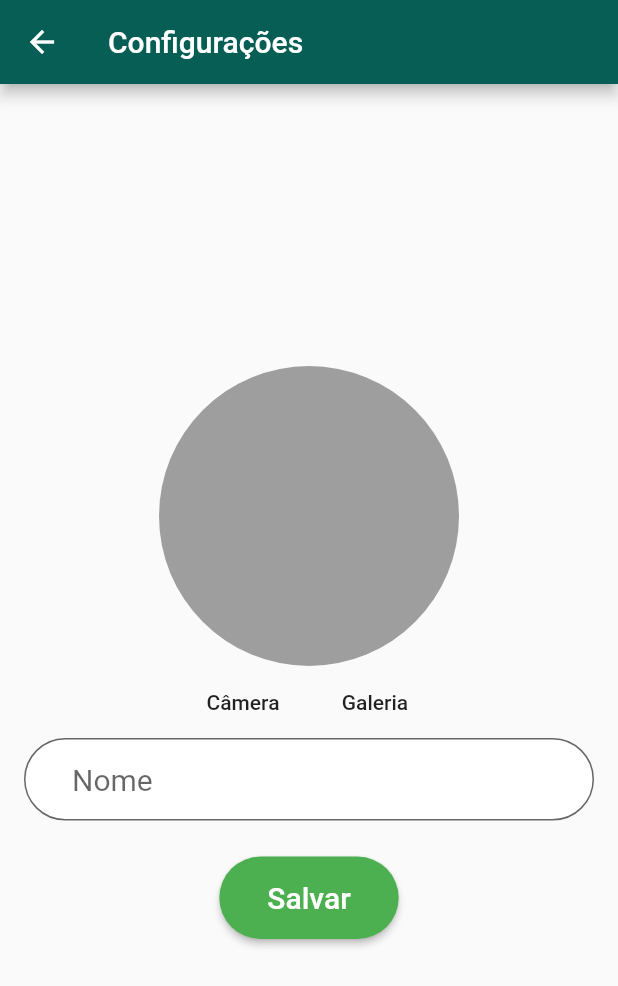
After one commit to rhaymisonbetini/flutter_whatsapp_clone, a Flutter app: the Configurations screen opened by its route, after a tap on "Câmera", on a phone screen of 412 x 824 dp. The commit adds this screen. Shown: the top 986 px of the screen. Run offline on Flutter 3.47's test engine with Material 2 defaults, Android fonts, the light colour scheme and no system bars; our stand-ins replace cloud_firestore, firebase_auth, flutter_easyloading, image_picker; accounts and stored records are empty.

Commit message:
configuration screen

```diff
--- a/lib/Routes.dart
+++ b/lib/Routes.dart
@@ -1,13 +1,15 @@
 import 'package:flutter/material.dart';
 import 'package:flutter_whatsapp/pages/Login.dart';
 import 'package:flutter_whatsapp/pages/Register.dart';
+import 'package:flutter_whatsapp/pages/autenticated/Configurations.dart';
 import 'package:flutter_whatsapp/pages/autenticated/Home.dart';
 
 class Routers {
   static const String ROUTE_BASE = '/';
+  static const String ROUTE_LOGIN = '/login';
+  static const String ROUTE_RISTER = '/register';
   static const String ROUTE_HOME = '/home';
-  static const String ROUTE_RISTER = '/register';
-  static const String ROUTE_LOGIN = '/login';
+  static const String ROUTE_CONFIG = '/configurations';
 
   // ignore: missing_return
   static Route<dynamic> generateRoute(RouteSettings settings) {
@@ -24,6 +26,8 @@ class Routers {
       case ROUTE_HOME:
         return MaterialPageRoute(builder: (_) => Home());
         break;
+      case ROUTE_CONFIG:
+        return MaterialPageRoute(builder: (_) => Configurations());
       default:
         _errorRoute();
     }
--- /dev/null
+++ b/lib/pages/autenticated/Configurations.dart
@@ -0,0 +1,111 @@
+import 'package:flutter/material.dart';
+import 'package:image_picker/image_picker.dart';
+import 'dart:io';
+
+class Configurations extends StatefulWidget {
+  @override
+  _Configurations createState() => _Configurations();
+}
+
+class _Configurations extends State<Configurations> {
+  TextEditingController _controllerName = TextEditingController();
+
+  Future _getImage(String origim) async {
+    File _imagem;
+    File selectedImage;
+
+    switch (origim) {
+      case "cam":
+        // ignore: deprecated_member_use
+        selectedImage = await ImagePicker.pickImage(source: ImageSource.camera);
+        break;
+      case "storage":
+        selectedImage =
+            // ignore: deprecated_member_use
+            await ImagePicker.pickImage(source: ImageSource.gallery);
+        break;
+      default:
+        return null;
+    }
+
+    setState(() {
+      _imagem = selectedImage;
+    });
+  }
+
+  _register() {}
+
+  @override
+  Widget build(BuildContext context) {
+    return Scaffold(
+      appBar: AppBar(
+        title: Text('Configurações'),
+        backgroundColor: Color(0xff075E54),
+      ),
+      body: Container(
+        padding: EdgeInsets.all(16),
+        child: Center(
+          child: SingleChildScrollView(
+            child: Column(
+              children: <Widget>[
+                CircleAvatar(
+                  radius: 100,
+                  backgroundColor: Colors.grey,
+                ),
+                Row(
+                  mainAxisAlignment: MainAxisAlignment.center,
+                  children: <Widget>[
+                    // ignore: deprecated_member_use
+                    FlatButton(
+                      onPressed: () => _getImage('cam'),
+                      child: Text('Câmera'),
+                    ),
+                    // ignore: deprecated_member_use
+                    FlatButton(
+                      onPressed: () => _getImage('storage'),
+                      child: Text('Galeria'),
+                    )
+                  ],
+                ),
+                Padding(
+                  padding: EdgeInsets.only(bottom: 8),
+                  child: TextField(
+                    controller: _controllerName,
+                    keyboardType: TextInputType.text,
+                    style: TextStyle(fontSize: 20),
+                    decoration: InputDecoration(
+                      contentPadding: EdgeInsets.fromLTRB(32, 16, 32, 16),
+                      hintText: "Nome",
+                      filled: true,
+                      fillColor: Colors.white,
+                      border: OutlineInputBorder(
+                        borderRadius: BorderRadius.circular(32),
+                      ),
+                    ),
+                  ),
+                ),
+                Padding(
+                  padding: EdgeInsets.only(top: 16, bottom: 10),
+                  // ignore: deprecated_member_use
+                  child: RaisedButton(
+                    onPressed: () {
+                      _register();
+                    },
+                    child: Text(
+                      'Salvar',
+                      style: TextStyle(color: Colors.white, fontSize: 20),
+                    ),
+                    color: Colors.green,
+                    padding: EdgeInsets.fromLTRB(32, 16, 32, 16),
+                    shape: RoundedRectangleBorder(
+                        borderRadius: BorderRadius.circular(32)),
+                  ),
+                ),
+              ],
+            ),
+          ),
+        ),
+      ),
+    );
+  }
+}
--- a/lib/pages/autenticated/Home.dart
+++ b/lib/pages/autenticated/Home.dart
@@ -32,6 +32,7 @@ class _Home extends State<Home> with SingleTickerProviderStateMixin {
   _choiceMenu(String choice) {
     switch (choice) {
       case 'Configurações':
+        Navigator.pushNamed(context, Routers.ROUTE_CONFIG);
         break;
 
       case 'Sair':
--- a/pubspec.yaml
+++ b/pubspec.yaml
@@ -28,6 +28,7 @@ dependencies:
   firebase_storage: ^3.0.2
   cloud_firestore: ^0.12.5+2
   flutter_easyloading: ^3.0.0
+  image_picker: ^0.6.0+10
 
   # The following adds the Cupertino Icons font to your application.
   # Use with the CupertinoIcons class for iOS style icons.
@@ -52,8 +53,7 @@ flutter:
   #   - images/a_dot_ham.jpeg
 
   assets:
-     - assets/
-
+    - assets/
   # An image asset can refer to one or more resolution-specific "variants", see
   # https://flutter.dev/assets-and-images/#resolution-aware.
   # For details regarding adding assets from package dependencies, see
```
Also changed, not shown: pubspec.lock.
